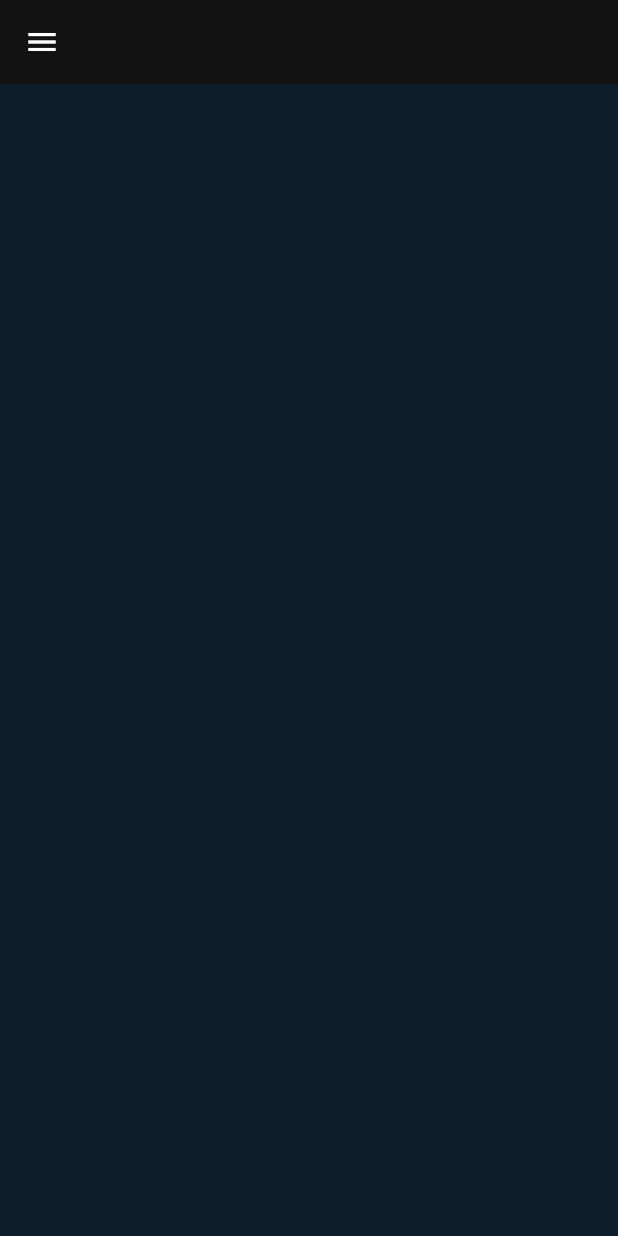
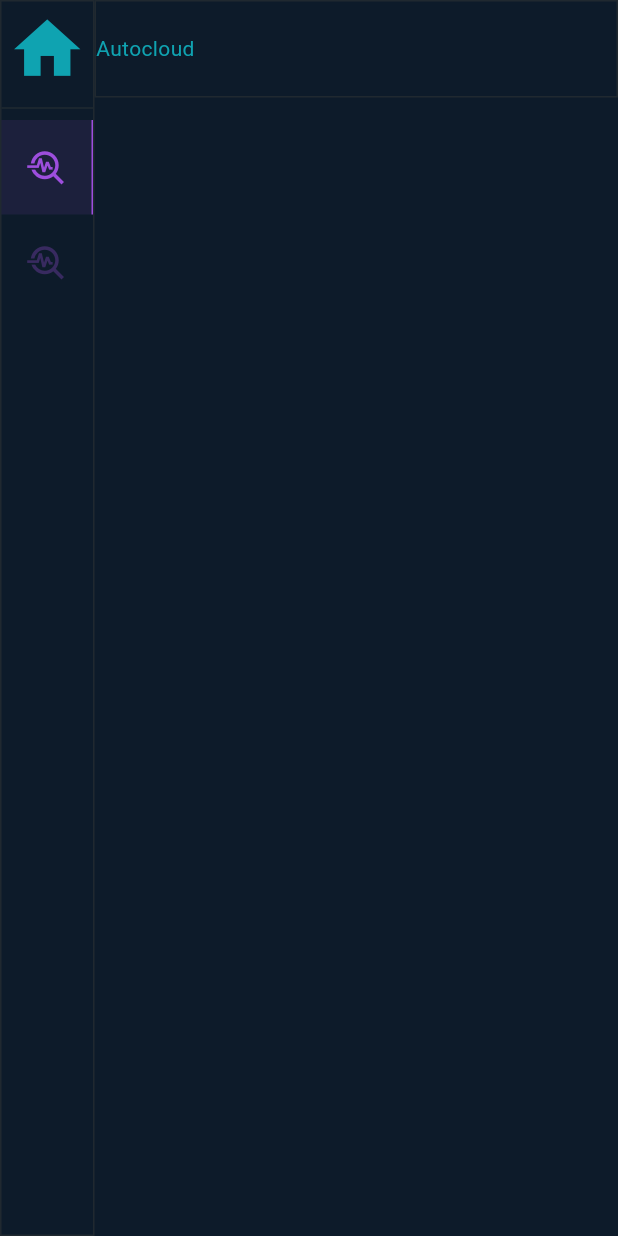
Before and after one commit to Infinitum-Hyperion/Autocloud, a Flutter app: the screen it shows after launch, on a phone screen of 412 x 824 dp. Run offline on Flutter 3.47's test engine with Material 3 defaults, Android fonts, the phone set to English and light mode, and no system bars; missing offline and left inert: markhor_ui.

Commit message:
boilerplate code for Autocloud UI

```diff
--- /dev/null
+++ b/autocloud_ui/lib/design_system/buttons/button.dart
@@ -0,0 +1,87 @@
+part of autocloud.ui.ds;
+
+class ACPButton extends StatefulWidget {
+  final double width;
+  final double height;
+  final Widget child;
+  final bool persistent;
+  final ButtonState initialState;
+  final VoidCallback action;
+
+  const ACPButton({
+    required this.width,
+    required this.height,
+    required this.persistent,
+    required this.action,
+    this.initialState = ButtonState.inactive,
+    required this.child,
+    super.key,
+  });
+
+  @override
+  State<StatefulWidget> createState() => ACPButtonState();
+}
+
+class ACPButtonState extends State<ACPButton> {
+  late ButtonState currentState;
+  bool didPress = false;
+
+  @override
+  void initState() {
+    currentState = widget.initialState;
+    super.initState();
+  }
+
+  @override
+  Widget build(BuildContext context) {
+    print("Y: ${(widget.persistent && (currentState == ButtonState.active))}");
+    return Center(
+      child: AnimatedContainer(
+        duration: const Duration(milliseconds: 150),
+        width: widget.width,
+        height: widget.height,
+        decoration: BoxDecoration(
+          color: switch (currentState) {
+            ButtonState.active => ACPColor.purple.withOpacity(0.1),
+            ButtonState.hovered => ACPColor.purple.withOpacity(0.1),
+            ButtonState() => Colors.transparent,
+          },
+          border: (widget.persistent && (currentState == ButtonState.active))
+              ? const Border(
+                  right: BorderSide(
+                    color: ACPColor.purple,
+                  ),
+                )
+              : null,
+        ),
+        child: GestureDetector(
+          onTap: () => setState(() {
+            didPress = true;
+            currentState = currentState == ButtonState.active
+                ? ButtonState.inactive
+                : ButtonState.active;
+            widget.action();
+          }),
+          child: MouseRegion(
+            cursor: SystemMouseCursors.click,
+            onEnter: (_) => setState(() {
+              if (currentState != ButtonState.active) {
+                currentState = ButtonState.hovered;
+              }
+            }),
+            onExit: (_) => setState(() {
+              if (!didPress && currentState != ButtonState.active) {
+                currentState = ButtonState.inactive;
+              }
+              didPress = false;
+            }),
+            child: widget.child,
+          ),
+        ),
+      ),
+    );
+  }
+}
+/**
+ *
+ */
--- /dev/null
+++ b/autocloud_ui/lib/design_system/buttons/expandable_icon_button.dart
@@ -0,0 +1,55 @@
+part of autocloud.ui.ds;
+
+class ExpandableIconButton extends StatelessWidget {
+  final ACPNavigationRailItemData itemData;
+  final double width;
+  final double height;
+  final bool active;
+  final bool expanded;
+  final VoidCallback? notify;
+
+  const ExpandableIconButton({
+    required this.expanded,
+    required this.active,
+    required this.itemData,
+    required this.width,
+    required this.height,
+    this.notify,
+    super.key,
+  });
+
+  @override
+  Widget build(BuildContext context) {
+    final Color buttonPrimary =
+        active ? ACPColor.purple : ACPColor.purple.withOpacity(0.3);
+    return ACPButton(
+      width: width,
+      height: height,
+      persistent: true,
+      initialState: active ? ButtonState.active : ButtonState.inactive,
+      action: () {
+        itemData.action();
+        notify?.call();
+      },
+      child: Padding(
+        padding: const EdgeInsets.all(16),
+        child: Row(
+          children: [
+            Icon(
+              itemData.iconData,
+              color: buttonPrimary,
+              size: CONST.navigationRailIconSize,
+            ),
+            if (expanded) ...[
+              const SizedBox(width: 17),
+              Text(
+                itemData.label,
+                style: TextStyle(color: buttonPrimary),
+              ),
+            ],
+          ],
+        ),
+      ),
+    );
+  }
+}
--- a/autocloud_ui/lib/design_system/colors.dart
+++ b/autocloud_ui/lib/design_system/colors.dart
@@ -8,4 +8,6 @@ class ACPColor {
   static const Color pink = Color(0XFFFF0054);
   static const Color gold = Color(0XFFFCA311);
   static const Color blue = Color(0xFF0D1B2A);
+  static const Color white10 = Color(0xFF202930);
+  static const Color white30 = Color(0xFF4E5553);
 }
--- a/autocloud_ui/lib/design_system/design_system.dart
+++ b/autocloud_ui/lib/design_system/design_system.dart
@@ -1,14 +1,19 @@
 library autocloud.ui.ds;
 
 import 'package:flutter/material.dart';
+import 'package:flutter/services.dart';
 
 part './colors.dart';
-part './drawer.dart';
-part './global_app_bar.dart';
-part './global_drawer.dart';
-part './global_scaffold.dart';
+part 'menus/navigation_rail.dart';
+part 'globals/global_app_bar.dart';
+part 'globals/global_nav_rail.dart';
+part 'globals/global_scaffold.dart';
+part './globals/global_state.dart';
 
-final GlobalKey<ScaffoldState> currentGlobalScaffoldKey = GlobalKey();
+part './buttons/button.dart';
+part './buttons/expandable_icon_button.dart';
+
+enum ButtonState { inactive, hovered, pressed, active }
 
 final ThemeData autocloudTheme = ThemeData(
   colorScheme: ColorScheme.dark(
@@ -21,5 +26,10 @@ final ThemeData autocloudTheme = ThemeData(
     color: ACPColor.white.withOpacity(0.3),
     space: 10,
   ),
+  appBarTheme: const AppBarTheme(
+    color: ACPColor.blue,
+    titleTextStyle: TextStyle(color: ACPColor.white),
+    systemOverlayStyle: SystemUiOverlayStyle(statusBarColor: ACPColor.blue),
+  ),
   useMaterial3: true,
 );
--- a/autocloud_ui/lib/design_system/drawer.dart
+++ /dev/null
@@ -1,56 +0,0 @@
-part of autocloud.ui.ds;
-
-class ACPDrawerItemData {
-  final IconData icon;
-  final String title;
-  final VoidCallback action;
-
-  const ACPDrawerItemData({
-    required this.icon,
-    required this.title,
-    required this.action,
-  });
-}
-
-class ACPDrawer extends StatelessWidget {
-  final double width;
-  final double height;
-  final List<ACPDrawerItemData> drawerItems;
-
-  const ACPDrawer({
-    required this.width,
-    required this.height,
-    required this.drawerItems,
-    super.key,
-  });
-
-  @override
-  Widget build(BuildContext context) {
-    return Container(
-      width: width,
-      height: height,
-      color: ACPColor.blue,
-      child: Column(
-        children: [
-          const SizedBox(
-            height: 80,
-            child: Text('AutoCloud'),
-          ),
-          const Divider(),
-          SingleChildScrollView(
-            child: Column(
-              children: [
-                for (final item in drawerItems)
-                  ListTile(
-                    leading: Icon(item.icon),
-                    title: Text(item.title),
-                    onTap: () => item.action(),
-                  ),
-              ],
-            ),
-          ),
-        ],
-      ),
-    );
-  }
-}
--- a/autocloud_ui/lib/design_system/global_app_bar.dart
+++ /dev/null
@@ -1,19 +0,0 @@
-part of autocloud.ui.ds;
-
-class GlobalACPAppBar extends AppBar {
-  GlobalACPAppBar({super.key});
-
-  @override
-  Widget build(BuildContext context) {
-    return AppBar(
-      backgroundColor: ACPColor.blue,
-      leading: IconButton(
-        onPressed: () {
-          currentGlobalScaffoldKey.currentState!.openDrawer();
-        },
-        icon: const Icon(Icons.menu),
-      ),
-      title: const Text('AutoCloud'),
-    );
-  }
-}
--- a/autocloud_ui/lib/design_system/global_drawer.dart
+++ /dev/null
@@ -1,20 +0,0 @@
-part of autocloud.ui.ds;
-
-class GlobalACPDrawer extends StatelessWidget {
-  const GlobalACPDrawer({super.key});
-
-  @override
-  Widget build(BuildContext context) {
-    return ACPDrawer(
-      width: MediaQuery.of(context).size.width * 0.2,
-      height: MediaQuery.of(context).size.height,
-      drawerItems: [
-        ACPDrawerItemData(
-          icon: Icons.troubleshoot,
-          title: 'Markhor',
-          action: () => Navigator.of(context).pushNamed('/markhor'),
-        )
-      ],
-    );
-  }
-}
--- a/autocloud_ui/lib/design_system/global_scaffold.dart
+++ /dev/null
@@ -1,22 +0,0 @@
-part of autocloud.ui.ds;
-
-class ACPGlobalScaffold extends StatelessWidget {
-  final Widget child;
-
-  const ACPGlobalScaffold({
-    required this.child,
-    super.key,
-  });
-
-  @override
-  Widget build(BuildContext context) {
-    return Material(
-      child: Scaffold(
-        key: currentGlobalScaffoldKey,
-        backgroundColor: ACPColor.blue,
-        appBar: GlobalACPAppBar(),
-        drawer: const GlobalACPDrawer(),
-      ),
-    );
-  }
-}
--- /dev/null
+++ b/autocloud_ui/lib/design_system/globals/global_app_bar.dart
@@ -0,0 +1,24 @@
+part of autocloud.ui.ds;
+
+class GlobalACPAppBar extends StatelessWidget {
+  const GlobalACPAppBar({super.key});
+
+  @override
+  Widget build(BuildContext context) {
+    return Container(
+      decoration: BoxDecoration(
+        color: ACPColor.blue,
+        border: Border.all(color: ACPColor.white10),
+      ),
+      child: const Row(
+        children: [
+          SizedBox(height: CONST.globalAppBarHeight),
+          Text(
+            'Autocloud',
+            style: TextStyle(color: ACPColor.cyan),
+          )
+        ],
+      ),
+    );
+  }
+}
--- /dev/null
+++ b/autocloud_ui/lib/design_system/globals/global_nav_rail.dart
@@ -0,0 +1,31 @@
+part of autocloud.ui.ds;
+
+class GlobalACPNavigationRail extends StatelessWidget {
+  const GlobalACPNavigationRail({super.key});
+
+  @override
+  Widget build(BuildContext context) {
+    return ACPNavigationRail(
+      closedWidth: CONST.navigationRailWidth,
+      expandedWidth: MediaQuery.of(context).size.width * 0.2,
+      height: MediaQuery.of(context).size.height,
+      activeIndex: switch (GlobalState.pageId) {
+        PageViewId.home => 0,
+        PageViewId.markhor => 1,
+        PageViewId() => 0,
+      },
+      railItems: [
+        ACPNavigationRailItemData(
+          iconData: Icons.troubleshoot,
+          label: 'Home',
+          action: () => Navigator.of(context).pushNamed(PageViewId.home.id),
+        ),
+        ACPNavigationRailItemData(
+          iconData: Icons.troubleshoot,
+          label: 'Markhor',
+          action: () => Navigator.of(context).pushNamed(PageViewId.markhor.id),
+        ),
+      ],
+    );
+  }
+}
--- /dev/null
+++ b/autocloud_ui/lib/design_system/globals/global_scaffold.dart
@@ -0,0 +1,59 @@
+part of autocloud.ui.ds;
+
+class ACPGlobalScaffold extends StatelessWidget {
+  final Widget child;
+
+  const ACPGlobalScaffold({
+    required this.child,
+    super.key,
+  });
+
+  @override
+  Widget build(BuildContext context) {
+    return Material(
+      color: ACPColor.blue,
+      child: Stack(
+        children: [
+          Positioned(
+            top: 0,
+            left: 63,
+            right: 0,
+            child: Column(
+              children: [
+                const GlobalACPAppBar(),
+                child,
+              ],
+            ),
+          ),
+          const Positioned(
+            top: 0,
+            left: 0,
+            child: GlobalACPNavigationRail(),
+          ),
+        ],
+      ),
+    );
+  }
+}
+
+abstract class PageScaffoldState<T extends StatefulWidget> extends State<T> {
+  final PageViewId pageId;
+  PageScaffoldState({required this.pageId});
+
+  @override
+  void initState() {
+    GlobalState.pageId = pageId;
+    super.initState();
+  }
+}
+
+abstract class ViewScaffoldState<T extends StatefulWidget> extends State<T> {
+  final PageViewId viewId;
+  ViewScaffoldState({required this.viewId});
+
+  @override
+  void initState() {
+    GlobalState.viewId = viewId;
+    super.initState();
+  }
+}
--- /dev/null
+++ b/autocloud_ui/lib/design_system/globals/global_state.dart
@@ -0,0 +1,23 @@
+part of autocloud.ui.ds;
+
+enum PageViewId {
+  home('/home'),
+  overview('/overview'),
+  liveTelemetry('/live_telemetry'),
+  workstation('/workstation'),
+  markhor('/markhor');
+
+  final String id;
+  const PageViewId(this.id);
+}
+
+class GlobalState {
+  static PageViewId pageId = PageViewId.home;
+  static PageViewId viewId = PageViewId.overview;
+}
+
+class CONST {
+  static const double navigationRailWidth = 63;
+  static const double globalAppBarHeight = navigationRailWidth;
+  static const double navigationRailIconSize = 28;
+}
--- /dev/null
+++ b/autocloud_ui/lib/design_system/menus/navigation_rail.dart
@@ -0,0 +1,117 @@
+part of autocloud.ui.ds;
+
+class ACPNavigationRailItemData {
+  final String label;
+  final IconData iconData;
+  final VoidCallback action;
+
+  const ACPNavigationRailItemData({
+    required this.label,
+    required this.iconData,
+    required this.action,
+  });
+}
+
+class ACPNavigationRail extends StatefulWidget {
+  final double closedWidth;
+  final double expandedWidth;
+  final double height;
+  final List<ACPNavigationRailItemData> railItems;
+  final int activeIndex;
+
+  const ACPNavigationRail({
+    required this.closedWidth,
+    required this.expandedWidth,
+    required this.height,
+    required this.railItems,
+    required this.activeIndex,
+    super.key,
+  });
+
+  @override
+  State<StatefulWidget> createState() => ACPNavigationRailState();
+}
+
+class ACPNavigationRailState extends State<ACPNavigationRail> {
+  late double width;
+  late int activeIndex;
+
+  @override
+  void initState() {
+    width = widget.closedWidth;
+    activeIndex = widget.activeIndex;
+    super.initState();
+  }
+
+  bool get isExpanded => width == widget.expandedWidth;
+
+  @override
+  Widget build(BuildContext context) {
+    print('rebuilding ($activeIndex)');
+    final List<ExpandableIconButton> buttons = [];
+    for (int i = 0; i < widget.railItems.length; i++) {
+      print('built (${widget.railItems[i].label})');
+
+      buttons.add(
+        ExpandableIconButton(
+          itemData: widget.railItems[i],
+          active: i == activeIndex,
+          width: width,
+          height: widget.closedWidth,
+          expanded: isExpanded,
+          notify: () => setState(() {
+            activeIndex = i;
+          }),
+        ),
+      );
+    }
+    return MouseRegion(
+      onEnter: (_) => setState(() {
+        width = widget.expandedWidth;
+      }),
+      onExit: (_) => setState(() {
+        width = widget.closedWidth;
+      }),
+      child: ClipRect(
+        clipBehavior: Clip.hardEdge,
+        child: AnimatedContainer(
+          duration: const Duration(milliseconds: 150),
+          width: width,
+          height: widget.height,
+          decoration: BoxDecoration(
+            color: ACPColor.blue,
+            border: Border.all(color: ACPColor.white10),
+          ),
+          child: Column(
+            crossAxisAlignment: CrossAxisAlignment.start,
+            children: [
+              ACPButton(
+                width: width,
+                height: CONST.navigationRailWidth,
+                persistent: false,
+                action: () {
+                  Navigator.pushNamed(context, PageViewId.home.id);
+                },
+                child: Align(
+                  alignment: Alignment.center,
+                  child: Icon(
+                    size: widget.closedWidth - 10,
+                    Icons.home,
+                    color: ACPColor.cyan,
+                  ),
+                ),
+              ),
+              const Divider(color: ACPColor.white10),
+              SingleChildScrollView(
+                child: Column(
+                  crossAxisAlignment: CrossAxisAlignment.start,
+                  children: buttons,
+                ),
+              ),
+            ],
+          ),
+        ),
+      ),
+    );
+  }
+}
--- a/autocloud_ui/lib/main.dart
+++ b/autocloud_ui/lib/main.dart
@@ -4,12 +4,11 @@ import 'package:autocloud_ui/design_system/design_system.dart';
 import 'package:markhor_ui/main.dart';
 import 'package:flutter/material.dart';
 
-part './views/home_view.dart';
+part 'views/home_page/home_page.dart';
 
 void main() {
   runApp(const AutocloudInterface());
 }
-
 
 class AutocloudInterface extends StatelessWidget {
   const AutocloudInterface({super.key});
@@ -19,11 +18,10 @@ class AutocloudInterface extends StatelessWidget {
     return MaterialApp(
       debugShowCheckedModeBanner: false,
       title: 'AutoCloud Platform',
-      theme: autocloudTheme,
       initialRoute: '/home',
       routes: {
-        '/home': (_) => const AutocloudHomeView(),
-        '/markhor': (_) => MarkhorOverviewView(),
+        '/home': (_) => const AutocloudHomePage(),
+        '/markhor': (_) => MarkhorOverviewPage(),
       },
     );
   }
--- /dev/null
+++ b/autocloud_ui/lib/views/home_page/home_page.dart
@@ -0,0 +1,20 @@
+part of autocloud.ui;
+
+class AutocloudHomePage extends StatefulWidget {
+  const AutocloudHomePage({
+    super.key,
+  });
+
+  @override
+  State<StatefulWidget> createState() => AutocloudHomePageState();
+}
+
+class AutocloudHomePageState extends PageScaffoldState<AutocloudHomePage> {
+  AutocloudHomePageState() : super(pageId: PageViewId.home);
+  @override
+  Widget build(BuildContext context) {
+    return const ACPGlobalScaffold(
+      child: SizedBox(),
+    );
+  }
+}
--- a/autocloud_ui/lib/views/home_view.dart
+++ /dev/null
@@ -1,14 +0,0 @@
-part of autocloud.ui;
-
-class AutocloudHomeView extends StatelessWidget {
-  const AutocloudHomeView({
-    super.key,
-  });
-
-  @override
-  Widget build(BuildContext context) {
-    return const ACPGlobalScaffold(
-      child: SizedBox(),
-    );
-  }
-}
```
Also changed, not shown: 1 other file.
